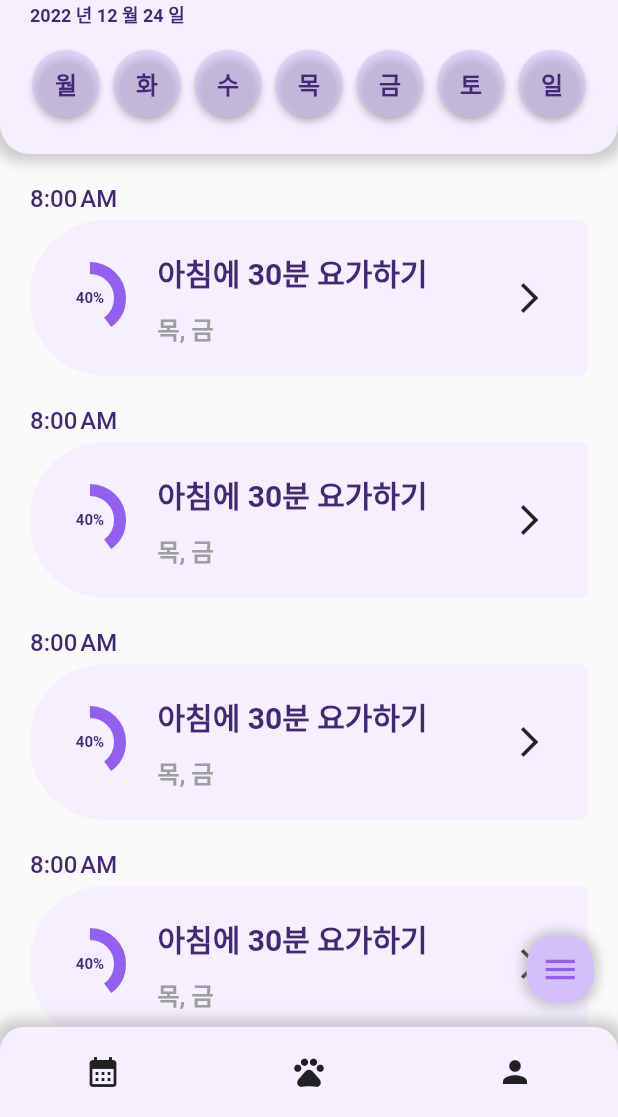
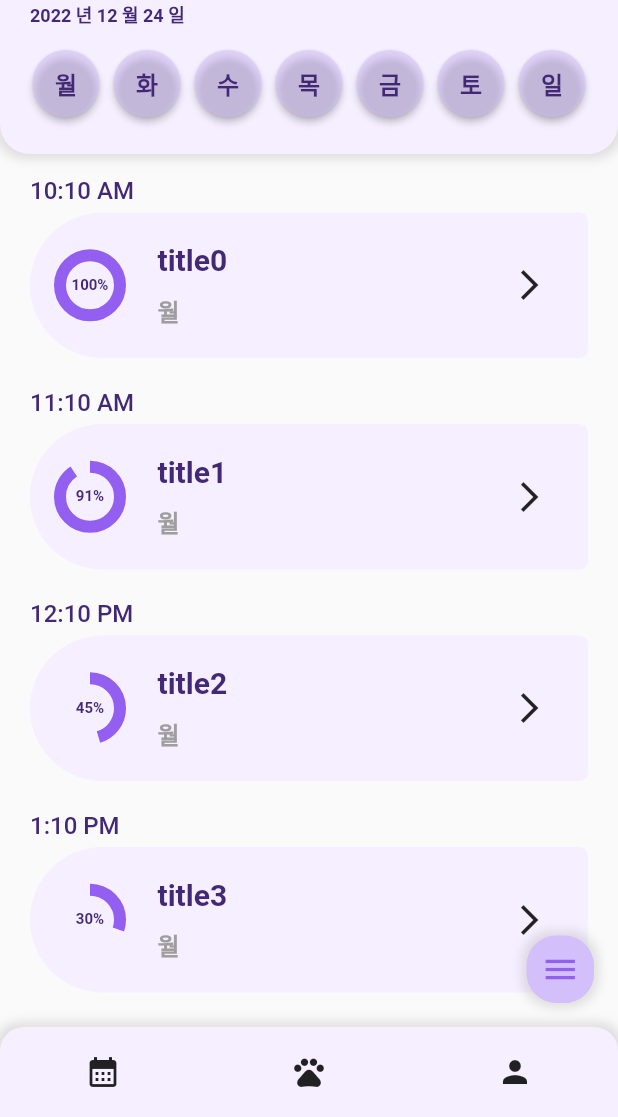
Before and after one commit to kugods-HabitTama/dahae-mobile, a Flutter app: the screen it shows after launch, on a phone screen of 412 x 824 dp, the part 119-1236 px from its top. Run offline on Flutter 3.47's test engine with Material 2 defaults, Android fonts, the phone set to English and light mode, and no system bars; our stand-ins replace dio, freezed_annotation, go_router.

Commit message:
fix: refactoring

```diff
--- a/lib/app/app.dart
+++ b/lib/app/app.dart
@@ -15,6 +15,8 @@ class DahaeApp extends StatelessWidget {
     return MaterialApp.router(
       routerConfig: _router,
       theme: _theme,
+      builder: (context, child) => ScrollConfiguration(
+          behavior: DiableScrollGlow(), child: child ?? Container()),
     );
   }
 
@@ -85,3 +87,11 @@ class DahaeApp extends StatelessWidget {
     ),
   );
 }
+
+class DiableScrollGlow extends ScrollBehavior {
+  @override
+  Widget buildOverscrollIndicator(
+      BuildContext context, Widget child, ScrollableDetails details) {
+    return child;
+  }
+}
--- a/lib/models/habit.dart
+++ b/lib/models/habit.dart
@@ -18,7 +18,7 @@ class Habit with _$Habit {
     required String action,
     required int value,
     @Default(0) int progress,
-    String? unit,
+    required String unit,
     @TimeStringToTimeOfDayConverter() required TimeOfDay time,
     @DateStringToDateTimeConverter() required DateTime startDate,
     @DateStringToDateTimeConverter() required DateTime endDate,
@@ -28,4 +28,5 @@ class Habit with _$Habit {
   factory Habit.fromJson(Map<String, Object?> json) => _$HabitFromJson(json);
 
   String get daysToString => days.map((e) => e.korean).join(', ');
+  double get progressPercent => progress / value;
 }
--- a/lib/repos/habit_repo.dart
+++ b/lib/repos/habit_repo.dart
@@ -7,22 +7,22 @@ import 'package:dahae_mobile/models/habit.dart';
 abstract class HabitRepo {
   static final List<Habit> habitList = [
     Habit.fromJson(jsonDecode(
-        '{"id":0,"title":"title0","action":"string0000","value":10,"unit":"stri0ng","time":"10:10","startDate":"2022-12-10","endDate":"2022-12-21","days":["Mon"]}')),
+        '{"id":0,"title":"title0","action":"string0000","value":10,"progress": 10,"unit":"unit 1","time":"10:10","startDate":"2022-12-10","endDate":"2022-12-21","days":["Mon"]}')),
     Habit.fromJson(jsonDecode(
-        '{"id":1,"title":"title1","action":"string1111","value":11,"unit":"stri1ng","time":"11:10","startDate":"2022-12-11","endDate":"2022-12-21","days":["Mon"]}')),
+        '{"id":1,"title":"title1","action":"string1111","value":11,"progress": 10,"unit":"unit 1","time":"11:10","startDate":"2022-12-11","endDate":"2022-12-21","days":["Mon"]}')),
     Habit.fromJson(jsonDecode(
-        '{"id":2,"title":"title2","action":"string2222","value":22,"unit":"stri2ng","time":"12:10","startDate":"2022-12-12","endDate":"2022-12-21","days":["Mon"]}')),
+        '{"id":2,"title":"title2","action":"string2222","value":22,"progress": 10,"unit":"unit 2","time":"12:10","startDate":"2022-12-12","endDate":"2022-12-21","days":["Mon"]}')),
     Habit.fromJson(jsonDecode(
-        '{"id":3,"title":"title3","action":"string3333","value":33,"unit":"stri3ng","time":"13:10","startDate":"2022-12-13","endDate":"2022-12-21","days":["Mon"]}')),
+        '{"id":3,"title":"title3","action":"string3333","value":33,"progress": 10,"unit":"unit 3","time":"13:10","startDate":"2022-12-13","endDate":"2022-12-21","days":["Mon"]}')),
     Habit.fromJson(jsonDecode(
-        '{"id":4,"title":"title4","action":"string4444","value":44,"unit":"stri4ng","time":"14:10","startDate":"2022-12-14","endDate":"2022-12-21","days":["Mon"]}')),
+        '{"id":4,"title":"title4","action":"string4444","value":44,"progress": 10,"unit":"unit 4","time":"14:10","startDate":"2022-12-14","endDate":"2022-12-21","days":["Mon"]}')),
     Habit.fromJson(jsonDecode(
-        '{"id":5,"title":"title5","action":"string5555","value":55,"unit":"stri5ng","time":"15:10","startDate":"2022-12-15","endDate":"2022-12-23","days":["Mon"]}')),
+        '{"id":5,"title":"title5","action":"string5555","value":55,"progress": 10,"unit":"unit 5","time":"15:10","startDate":"2022-12-15","endDate":"2022-12-23","days":["Mon"]}')),
     Habit.fromJson(jsonDecode(
-        '{"id":6,"title":"title6","action":"string6666","value":66,"unit":"stri6ng","time":"16:10","startDate":"2022-12-16","endDate":"2022-12-24","days":["Mon"]}')),
+        '{"id":6,"title":"title6","action":"string6666","value":66,"progress": 10,"unit":"unit 6","time":"16:10","startDate":"2022-12-16","endDate":"2022-12-24","days":["Mon"]}')),
     Habit.fromJson(jsonDecode(
-        '{"id":7,"title":"title7","action":"string7777","value":77,"unit":"stri7ng","time":"17:10","startDate":"2022-12-17","endDate":"2022-12-25","days":["Mon"]}')),
+        '{"id":7,"title":"title7","action":"string7777","value":77,"progress": 10,"unit":"unit 7","time":"17:10","startDate":"2022-12-17","endDate":"2022-12-25","days":["Mon"]}')),
     Habit.fromJson(jsonDecode(
-        '{"id":8,"title":"title8","action":"string8888","value":88,"unit":"stri8ng","time":"18:10","startDate":"2022-12-18","endDate":"2022-12-26","days":["Mon"]}'))
+        '{"id":8,"title":"title8","action":"string8888","value":88,"progress": 10,"unit":"unit 8","time":"18:10","startDate":"2022-12-18","endDate":"2022-12-26","days":["Mon"]}'))
   ];
 }
--- a/lib/screens/habit/all_habit_dropdown.dart
+++ b/lib/screens/habit/all_habit_dropdown.dart
@@ -68,7 +68,7 @@ class _AllHabitDropdownState extends State<AllHabitDropdown> {
           boxShadow: [
             if (!_open)
               BoxShadow(
-                color: Colors.grey.withOpacity(0.5),
+                color: Colors.grey.withOpacity(0.3),
                 spreadRadius: 3,
                 blurRadius: 5,
               )
--- a/lib/screens/habit/calender_header.dart
+++ b/lib/screens/habit/calender_header.dart
@@ -5,8 +5,8 @@ import 'package:intl/intl.dart';
 // 달력기능. 클릭했을 때 달력이 만들어져서 보여야되고, 다시 클릭하면 원상복구됨.
 // 날짜를 찾아서 클릭했을 때 go_router를 통해 해당 날짜로 이동할 수 있어야함.
 
-class Header extends StatelessWidget {
-  const Header({super.key});
+class CalenderHeader extends StatelessWidget {
+  const CalenderHeader({super.key});
 
   @override
   Widget build(BuildContext context) {
@@ -18,10 +18,9 @@ class Header extends StatelessWidget {
             const BorderRadius.vertical(bottom: Radius.circular(20.0)),
         boxShadow: [
           BoxShadow(
-            color: Colors.grey.withOpacity(0.5),
-            spreadRadius: 5,
-            blurRadius: 7,
-            offset: const Offset(0, 0),
+            color: Colors.grey.withOpacity(0.3),
+            spreadRadius: 3,
+            blurRadius: 5,
           )
         ],
         color: Theme.of(context).backgroundColor,
@@ -37,8 +36,8 @@ class Header extends StatelessWidget {
       crossAxisAlignment: CrossAxisAlignment.start,
       children: [
         Padding(
-            padding: EdgeInsets.only(
-                top: MediaQuery.of(context).padding.top)), // 상태바 높이 패딩
+          padding: EdgeInsets.only(top: MediaQuery.of(context).padding.top),
+        ), // 상태바 높이 패딩
         const Text(
           '안녕하세요 !',
           textAlign: TextAlign.left,
@@ -56,17 +55,24 @@ class Header extends StatelessWidget {
                       const TextSpan(
                           text: '오늘도 힘차게 ',
                           style: TextStyle(
-                              fontSize: 22, fontWeight: FontWeight.bold)),
+                            fontSize: 22,
+                            fontWeight: FontWeight.bold,
+                          )),
                       TextSpan(
                         text: '다해 ',
                         style: TextStyle(
                           fontSize: 22,
                           fontWeight: FontWeight.bold,
-                              color: Theme.of(context).highlightColor)),
+                          color: Theme.of(context).highlightColor,
+                        ),
+                      ),
                       const TextSpan(
                         text: '볼까요?',
                         style: TextStyle(
-                              fontSize: 22, fontWeight: FontWeight.bold)),
+                          fontSize: 22,
+                          fontWeight: FontWeight.bold,
+                        ),
+                      ),
                     ],
                   ),
                 ),
@@ -76,7 +82,7 @@ class Header extends StatelessWidget {
           ],
         ),
         Text(
-          _currentDay(),
+          DateFormat('yyyy 년 MM 월 dd 일').format(DateTime.now()),
           textAlign: TextAlign.left,
           style: const TextStyle(fontSize: 12),
         ),
@@ -97,10 +103,9 @@ class Header extends StatelessWidget {
     );
   }
 
-  RawMaterialButton dayButton(day) {
+  Widget dayButton(String day) {
     return RawMaterialButton(
       onPressed: () {},
-      elevation: 2.0,
       fillColor: const Color(0x80D3BFF9),
       padding: const EdgeInsets.all(15.0),
       constraints: const BoxConstraints(),
@@ -119,11 +124,4 @@ class Header extends StatelessWidget {
 
   //   );
   // }
-
-  String _currentDay() {
-    DateTime now = DateTime.now();
-    DateTime today = DateTime(now.year, now.month, now.day);
-
-    return DateFormat('yyyy 년 MM 월 dd 일').format(today);
 }
-}
--- a/lib/screens/habit/habit_record_tile.dart
+++ b/lib/screens/habit/habit_record_tile.dart
@@ -1,3 +1,4 @@
+import 'package:dahae_mobile/models/habit.dart';
 import 'package:flutter/material.dart';
 import 'package:intl/intl.dart';
 import 'package:dahae_mobile/screens/habit/edit_dialog.dart';
@@ -9,60 +10,33 @@ import 'dart:math';
 // 수정버튼을 누르면 내부에 있는 HabitRecord의 Habit을 찾아 해당 Habit을 수정할 수 있는
 // 팝업을 띄울 수 있어야 합니다.
 class HabitRecordTile extends StatefulWidget {
-  final String title;
-  //final String progress;
-  //final TimeOfDay timeOfDay;
+  final Habit habit;
 
-  const HabitRecordTile({
-    super.key,
-    required this.title,
-    //required this.progress,
-    //required this.timeOfDay,
-  });
+  const HabitRecordTile({super.key, required this.habit});
 
   @override
   State<HabitRecordTile> createState() => _HabitRecordTileState();
 }
 
 class _HabitRecordTileState extends State<HabitRecordTile> {
-  // TimeofDay Type 을 format
-  String formatTimeOfDay(TimeOfDay tod) {
-    final now = DateTime.now();
-    final dt = DateTime(now.year, now.month, now.day, tod.hour, tod.minute);
-    final format = DateFormat.jm(); //"6:00 AM"
-    return format.format(dt);
-  }
-
-  bool showTextField = false;
-  var percent = NumberFormat("##%");
-
-  @override
-  Widget build(BuildContext context) {
-    // mockData - temp
-    String title = "아침에 30분 요가하기";
-    double progress = 0.4;
-    const TimeOfDay habitTime = TimeOfDay(hour: 08, minute: 0); // 8:00am
-    const String day = "목, 금";
-    int value = 30;
-    const String unit = "분";
-
-    void submit() {
-      Navigator.of(context).pop();
-    }
+  bool _open = false;
+  final percent = NumberFormat("##%");
 
   Future<String?> openDialog() => showDialog(
       context: context,
       builder: (BuildContext context) {
         return EditDialog(
-            title: title,
-            unit: unit,
-            value: value,
+          title: widget.habit.title,
+          unit: widget.habit.unit,
+          value: widget.habit.value,
         );
       });
 
-    var borderRadius = showTextField
+  @override
+  Widget build(BuildContext context) {
+    var borderRadius = _open
         ? const BorderRadius.only(
-            topLeft: Radius.circular(20),
+            topLeft: Radius.circular(50),
             topRight: Radius.circular(6),
             bottomLeft: Radius.circular(6),
             bottomRight: Radius.circular(6),
@@ -74,12 +48,10 @@ class _HabitRecordTileState extends State<HabitRecordTile> {
             bottomRight: Radius.circular(6),
           );
 
-    Widget defaultTile() {
-      return Container(
+    Widget defaultTile = Container(
       margin: const EdgeInsets.only(top: 5),
       decoration: BoxDecoration(
-            borderRadius: borderRadius,
-            color: Theme.of(context).backgroundColor),
+          borderRadius: borderRadius, color: Theme.of(context).backgroundColor),
       padding: const EdgeInsets.all(15.0),
       child: Row(
         /* Circular Progress */
@@ -94,13 +66,13 @@ class _HabitRecordTileState extends State<HabitRecordTile> {
               children: [
                 CircularProgressIndicator(
                   strokeWidth: 8,
-                    value: progress,
+                  value: widget.habit.progressPercent,
                   valueColor: AlwaysStoppedAnimation<Color>(
                       Theme.of(context).highlightColor),
                 ),
                 Center(
                   child: Text(
-                      percent.format(progress),
+                    percent.format(widget.habit.progressPercent),
                     style: const TextStyle(
                         fontWeight: FontWeight.bold, fontSize: 10),
                   ),
@@ -118,16 +90,16 @@ class _HabitRecordTileState extends State<HabitRecordTile> {
                 Container(
                   padding: const EdgeInsets.all(5),
                   child: Text(
-                      title,
+                    widget.habit.title,
                     style: const TextStyle(
                         fontWeight: FontWeight.bold, fontSize: 20),
                   ),
                 ),
                 Container(
                   padding: const EdgeInsets.all(5),
-                    child: const Text(
-                      day,
-                      style: TextStyle(
+                  child: Text(
+                    widget.habit.daysToString,
+                    style: const TextStyle(
                       color: Colors.grey,
                     ),
                   ),
@@ -145,16 +117,8 @@ class _HabitRecordTileState extends State<HabitRecordTile> {
         ],
       ),
     );
-    }
 
-    Widget inputTile() {
-      return GestureDetector(
-        onTap: () {
-          setState(() {
-            showTextField = !showTextField;
-          });
-        },
-        child: Container(
+    Widget inputTile = Container(
       margin: const EdgeInsets.only(top: 5),
       decoration: BoxDecoration(
         borderRadius: borderRadius,
@@ -175,16 +139,16 @@ class _HabitRecordTileState extends State<HabitRecordTile> {
                     Container(
                       padding: const EdgeInsets.all(5),
                       child: Text(
-                              title,
+                        widget.habit.title,
                         style: const TextStyle(
                             fontWeight: FontWeight.bold, fontSize: 20),
                       ),
                     ),
                     Container(
                       padding: const EdgeInsets.all(5),
-                            child: const Text(
-                              day,
-                              style: TextStyle(
+                      child: Text(
+                        widget.habit.daysToString,
+                        style: const TextStyle(
                           color: Colors.grey,
                         ),
                       ),
@@ -228,7 +192,7 @@ class _HabitRecordTileState extends State<HabitRecordTile> {
                   ),
                 ),
                 Text(
-                        "$value$unit",
+                  "${widget.habit.value} ${widget.habit.unit}",
                   style: const TextStyle(
                     fontWeight: FontWeight.bold,
                   ),
@@ -237,37 +201,31 @@ class _HabitRecordTileState extends State<HabitRecordTile> {
             ),
           ),
         ],
-            )),
+      ),
     );
-    }
 
     /* Return */
     return GestureDetector(
       onTap: () {
         setState(() {
-          showTextField = !showTextField;
+          _open = !_open;
         });
       },
       child: Padding(
-        padding: const EdgeInsets.fromLTRB(20, 20, 20, 0),
+        padding: const EdgeInsets.symmetric(vertical: 10),
         child: Column(
           crossAxisAlignment: CrossAxisAlignment.start,
-          mainAxisAlignment: MainAxisAlignment.center,
           children: [
             Text(
-              formatTimeOfDay(habitTime),
+              widget.habit.time.format(context),
               style: const TextStyle(fontWeight: FontWeight.w500),
             ),
-            Visibility(
-              visible: showTextField,
-              replacement: defaultTile(),
-              child: inputTile(),
-            ),
+            _open ? inputTile : defaultTile
           ],
         ),
         // child: AnimatedSwitcher(
         //   duration: const Duration(seconds: 1),
-        //   child: showTextField ? inputTile() : defaultTile(),
+        //   child: _open ? inputTile() : defaultTile(),
         // ),
       ),
     );
--- a/lib/screens/habit/habit_screen.dart
+++ b/lib/screens/habit/habit_screen.dart
@@ -17,7 +17,7 @@ class HabitScreen extends StatefulWidget {
 
 class _HabitScreenState extends State<HabitScreen> {
   final _mockData = Future<List<Habit>>.delayed(
-    const Duration(seconds: 3),
+    const Duration(seconds: 1),
     () => HabitRepo.habitList,
   );
 
@@ -26,18 +26,21 @@ class _HabitScreenState extends State<HabitScreen> {
     return Scaffold(
       body: Column(
         children: [
-          const Header(),
-          Expanded(
+          const CalenderHeader(),
+          Flexible(
             child: FutureBuilder(
               future: _mockData,
               builder: ((context, snapshot) {
                 if (snapshot.hasData) {
-                  return SingleChildScrollView(
-                    child: Column(
-                      crossAxisAlignment: CrossAxisAlignment.start,
-                      children: snapshot.data!
-                          .map((e) => HabitRecordTile(title: e.title))
-                          .toList(),
+                  return Padding(
+                    padding: const EdgeInsets.symmetric(horizontal: 20.0, vertical: 5.0),
+                    child: SingleChildScrollView(
+                      child: Column(
+                        crossAxisAlignment: CrossAxisAlignment.start,
+                        children: snapshot.data!
+                            .map((e) => HabitRecordTile(habit: e))
+                            .toList(),
+                      ),
                     ),
                   );
                 } else if (snapshot.hasError) {
--- a/lib/screens/home_scaffold.dart
+++ b/lib/screens/home_scaffold.dart
@@ -26,10 +26,9 @@ class NavBar extends StatelessWidget {
         borderRadius: const BorderRadius.vertical(top: Radius.circular(16.0)),
         boxShadow: [
           BoxShadow(
-            color: Colors.grey.withOpacity(0.5),
-            spreadRadius: 5,
-            blurRadius: 7,
-            offset: const Offset(0, 0),
+            color: Colors.grey.withOpacity(0.3),
+            spreadRadius: 3,
+            blurRadius: 5,
           )
         ],
         color: Theme.of(context).backgroundColor,
--- a/lib/screens/screens.dart
+++ b/lib/screens/screens.dart
@@ -1,4 +1,4 @@
 export 'home_scaffold.dart';
 export 'profile_screen.dart';
-export 'pet_screen.dart';
+export 'pet/pet_screen.dart';
 export 'habit/habit_screen.dart';
```
Also changed, not shown: lib/models/habit.freezed.dart, lib/models/habit.g.dart, lib/screens/pet/pet_screen.dart (renamed from lib/screens/pet_screen.dart), 1 other file. Lines whose indentation alone changed are shown as unchanged.
